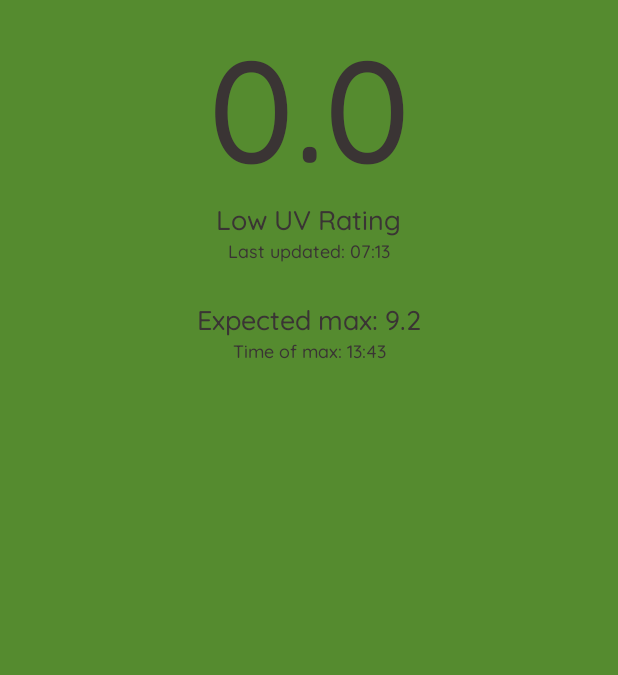
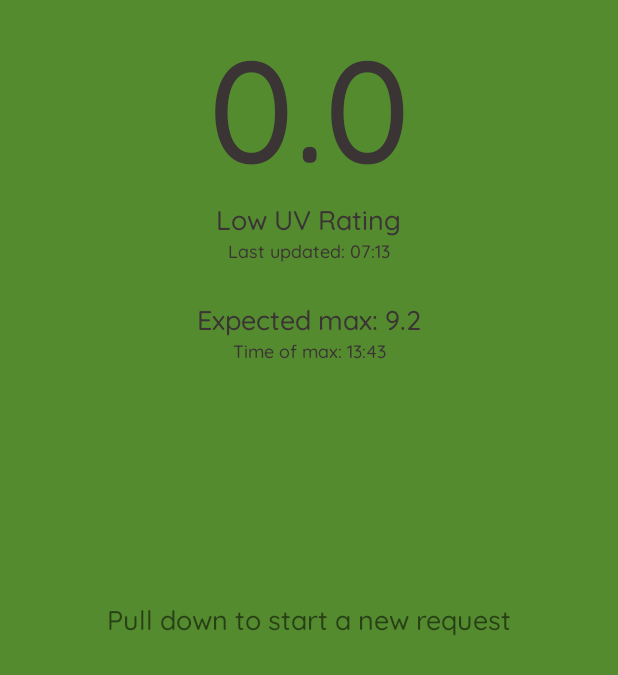
Before and after one commit to JohnSeymour787/SolarSeasons, an Android app: the layout activity_main.xml on its own in the app's theme, with its tools: preview values and no code run, on a phone screen of 412 x 824 dp. Shown: the top 675 px of the screen. Run offline under Robolectric (Android 15) with nearby library versions, the phone set to English and light mode, and no system bars.

Commit message:
Added status information textview to MainActivity.kt

```diff
--- a/app/src/main/res/layout/activity_main.xml
+++ b/app/src/main/res/layout/activity_main.xml
@@ -223,4 +223,16 @@
         app:layout_constraintStart_toStartOf="parent"
         app:layout_constraintEnd_toEndOf="parent"/>
 
+    <TextView
+        android:id="@+id/appStatusInformation"
+        android:layout_width="wrap_content"
+        android:layout_height="wrap_content"
+        android:text="@string/activity_status_information_swipe_hint"
+        android:visibility="visible"
+        android:textSize="@dimen/widget_text_medium"
+        app:layout_constraintStart_toStartOf="parent"
+        app:layout_constraintEnd_toEndOf="parent"
+        app:layout_constraintTop_toTopOf="parent"
+        app:layout_constraintBottom_toBottomOf="parent"/>
+
 </androidx.constraintlayout.widget.ConstraintLayout>
--- a/app/src/main/res/values/strings.xml
+++ b/app/src/main/res/values/strings.xml
@@ -69,6 +69,7 @@
     <string name="skin_type_4">Skin Type 4</string>
     <string name="skin_type_5">Skin Type 5</string>
     <string name="skin_type_6">Skin Type 6</string>
+    <string name="activity_status_information_swipe_hint">Pull down to start a new request</string>
 
     <plurals name="exposure_time_minutes">
         <item quantity="one">%d min</item>
```
Also changed, not shown: app/src/main/java/com/johnseymour/solarseasons/MainActivity.kt (+39 -6 lines).
